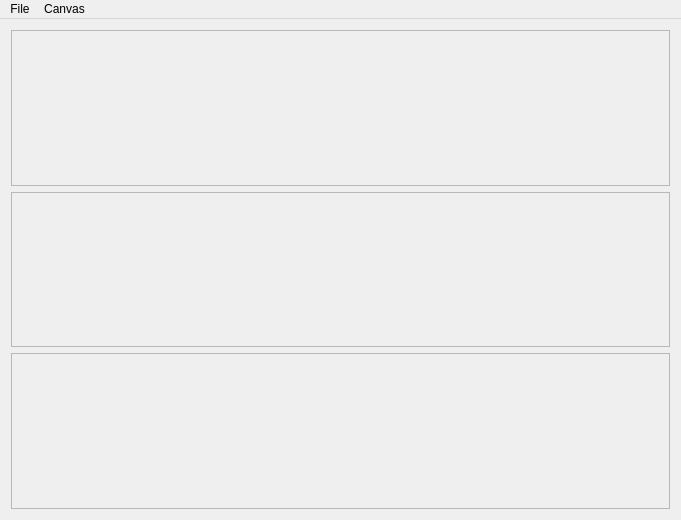
Before: the Qt Designer form recource/mainwindow.ui in Vetcher/Painter2.0, drawn with Qt 5.
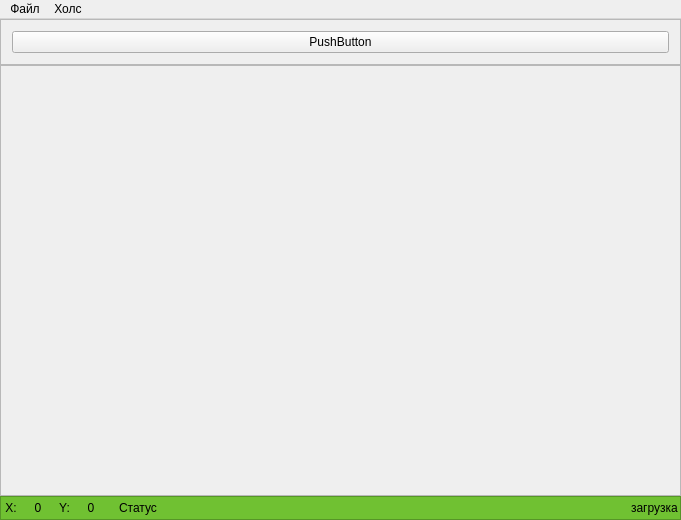
After: the same form once the commit is applied.

Diff of the .ui file:
```diff
--- a/recource/mainwindow.ui
+++ b/recource/mainwindow.ui
@@ -15,6 +15,21 @@
   </property>
   <widget class="QWidget" name="centralWidget">
    <layout class="QVBoxLayout" name="verticalLayout">
+    <property name="spacing">
+     <number>0</number>
+    </property>
+    <property name="leftMargin">
+     <number>0</number>
+    </property>
+    <property name="topMargin">
+     <number>0</number>
+    </property>
+    <property name="rightMargin">
+     <number>0</number>
+    </property>
+    <property name="bottomMargin">
+     <number>0</number>
+    </property>
     <item>
      <widget class="QFrame" name="TopFrame">
       <property name="frameShape">
@@ -23,12 +38,21 @@
       <property name="frameShadow">
        <enum>QFrame::Raised</enum>
       </property>
+      <layout class="QHBoxLayout" name="horizontalLayout_3">
+       <item>
+        <widget class="QPushButton" name="pushButton">
+         <property name="text">
+          <string>PushButton</string>
+         </property>
+        </widget>
+       </item>
+      </layout>
      </widget>
     </item>
     <item>
      <widget class="QFrame" name="MidFrame">
       <property name="sizePolicy">
-       <sizepolicy hsizetype="Preferred" vsizetype="Preferred">
+       <sizepolicy hsizetype="Expanding" vsizetype="Expanding">
         <horstretch>0</horstretch>
         <verstretch>0</verstretch>
        </sizepolicy>
@@ -42,13 +66,185 @@
      </widget>
     </item>
     <item>
-     <widget class="QFrame" name="BotFrame">
+     <widget class="QFrame" name="statusFrame">
+      <property name="styleSheet">
+       <string notr="true">background-color: rgb(112, 193, 50);</string>
+      </property>
       <property name="frameShape">
        <enum>QFrame::StyledPanel</enum>
       </property>
       <property name="frameShadow">
        <enum>QFrame::Raised</enum>
       </property>
+      <layout class="QHBoxLayout" name="horizontalLayout_2">
+       <property name="leftMargin">
+        <number>2</number>
+       </property>
+       <property name="topMargin">
+        <number>2</number>
+       </property>
+       <property name="rightMargin">
+        <number>2</number>
+       </property>
+       <property name="bottomMargin">
+        <number>2</number>
+       </property>
+       <item>
+        <widget class="QFrame" name="coordsFrame">
+         <property name="sizePolicy">
+          <sizepolicy hsizetype="Fixed" vsizetype="Preferred">
+           <horstretch>0</horstretch>
+           <verstretch>0</verstretch>
+          </sizepolicy>
+         </property>
+         <property name="minimumSize">
+          <size>
+           <width>115</width>
+           <height>0</height>
+          </size>
+         </property>
+         <property name="frameShape">
+          <enum>QFrame::NoFrame</enum>
+         </property>
+         <layout class="QHBoxLayout" name="horizontalLayout">
+          <property name="spacing">
+           <number>1</number>
+          </property>
+          <property name="sizeConstraint">
+           <enum>QLayout::SetMinimumSize</enum>
+          </property>
+          <property name="leftMargin">
+           <number>2</number>
+          </property>
+          <property name="topMargin">
+           <number>2</number>
+          </property>
+          <property name="rightMargin">
+           <number>2</number>
+          </property>
+          <property name="bottomMargin">
+           <number>2</number>
+          </property>
+          <item>
+           <widget class="QLabel" name="justLabelXname">
+            <property name="sizePolicy">
+             <sizepolicy hsizetype="Fixed" vsizetype="Preferred">
+              <horstretch>0</horstretch>
+              <verstretch>0</verstretch>
+             </sizepolicy>
+            </property>
+            <property name="text">
+             <string>X:</string>
+            </property>
+            <property name="alignment">
+             <set>Qt::AlignCenter</set>
+            </property>
+           </widget>
+          </item>
+          <item>
+           <widget class="QLabel" name="labelX">
+            <property name="sizePolicy">
+             <sizepolicy hsizetype="Expanding" vsizetype="Preferred">
+              <horstretch>0</horstretch>
+              <verstretch>0</verstretch>
+             </sizepolicy>
+            </property>
+            <property name="minimumSize">
+             <size>
+              <width>40</width>
+              <height>0</height>
+             </size>
+            </property>
+            <property name="maximumSize">
+             <size>
+              <width>100</width>
+              <height>16777215</height>
+             </size>
+            </property>
+            <property name="text">
+             <string>0</string>
+            </property>
+            <property name="alignment">
+             <set>Qt::AlignCenter</set>
+            </property>
+           </widget>
+          </item>
+          <item>
+           <widget class="QLabel" name="justLabelYname">
+            <property name="sizePolicy">
+             <sizepolicy hsizetype="Fixed" vsizetype="Preferred">
+              <horstretch>0</horstretch>
+              <verstretch>0</verstretch>
+             </sizepolicy>
+            </property>
+            <property name="text">
+             <string>Y:</string>
+            </property>
+            <property name="textFormat">
+             <enum>Qt::AutoText</enum>
+            </property>
+            <property name="alignment">
+             <set>Qt::AlignCenter</set>
+            </property>
+           </widget>
+          </item>
+          <item>
+           <widget class="QLabel" name="labelY">
+            <property name="sizePolicy">
+             <sizepolicy hsizetype="Expanding" vsizetype="Preferred">
+              <horstretch>0</horstretch>
+              <verstretch>0</verstretch>
+             </sizepolicy>
+            </property>
+            <property name="minimumSize">
+             <size>
+              <width>40</width>
+              <height>0</height>
+             </size>
+            </property>
+            <property name="maximumSize">
+             <size>
+              <width>100</width>
+              <height>16777215</height>
+             </size>
+            </property>
+            <property name="text">
+             <string>0</string>
+            </property>
+            <property name="alignment">
+             <set>Qt::AlignCenter</set>
+            </property>
+           </widget>
+          </item>
+         </layout>
+        </widget>
+       </item>
+       <item>
+        <widget class="QLabel" name="statusLabel">
+         <property name="sizePolicy">
+          <sizepolicy hsizetype="Expanding" vsizetype="Preferred">
+           <horstretch>0</horstretch>
+           <verstretch>0</verstretch>
+          </sizepolicy>
+         </property>
+         <property name="font">
+          <font>
+           <pointsize>9</pointsize>
+          </font>
+         </property>
+         <property name="text">
+          <string>Статус</string>
+         </property>
+        </widget>
+       </item>
+       <item>
+        <widget class="QLabel" name="loadBar">
+         <property name="text">
+          <string>загрузка</string>
+         </property>
+        </widget>
+       </item>
+      </layout>
      </widget>
     </item>
    </layout>
@@ -64,7 +260,7 @@
    </property>
    <widget class="QMenu" name="menuOpen">
     <property name="title">
-     <string>File</string>
+     <string>Файл</string>
     </property>
     <addaction name="actionOpen"/>
     <addaction name="actionSave"/>
@@ -74,7 +270,7 @@
    </widget>
    <widget class="QMenu" name="menuCanvas">
     <property name="title">
-     <string>Canvas</string>
+     <string>Холс</string>
     </property>
     <addaction name="actionAdd_object"/>
     <addaction name="actionClear"/>
```
Left out of the diff: 12 changed lines with no effect on the pictures.
